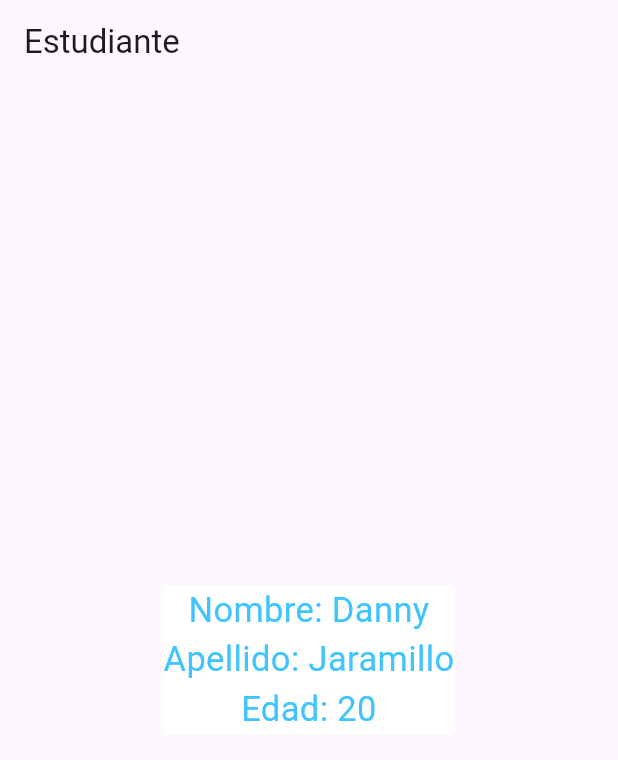
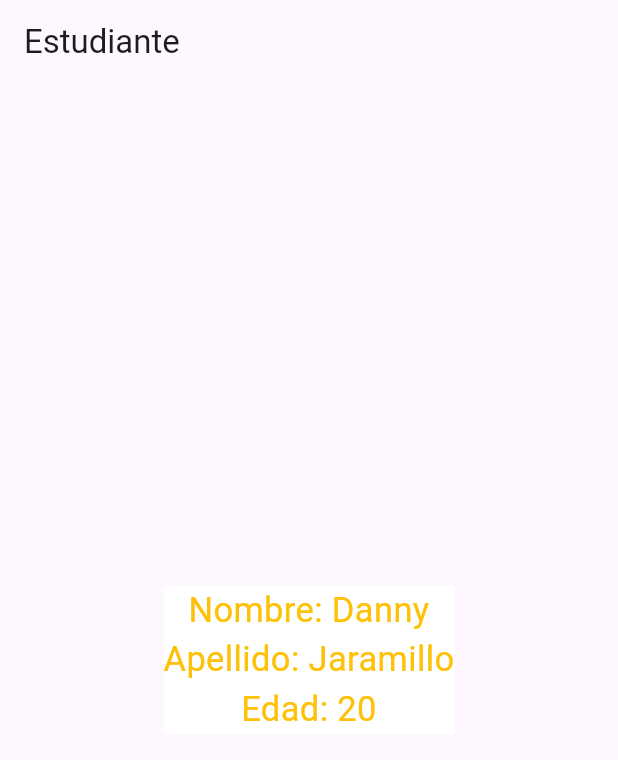
Before and after one commit to Dannyjar1/diagnosticaMovil, a Flutter app: the screen it shows after launch, on a phone screen of 412 x 824 dp. Shown: the top 760 px of the screen. Run offline on Flutter 3.47's test engine with Material 3 defaults, Android fonts, the phone set to English and light mode, and no system bars.

Commit message:
2do cambio

```diff
--- a/lib/main.dart
+++ b/lib/main.dart
@@ -29,7 +29,7 @@ class MyApp extends StatelessWidget {
             child: Text(
               estudiante.toString(),
               style: const TextStyle(
-                color: Colors.lightBlueAccent,  //Color azul del requerimiento
+                color: Colors.amber,  //Color azul del requerimiento
                 fontSize: 23,                      //tamaño de letra
               ),
               textAlign: TextAlign.center,         //alineado al centro
```
